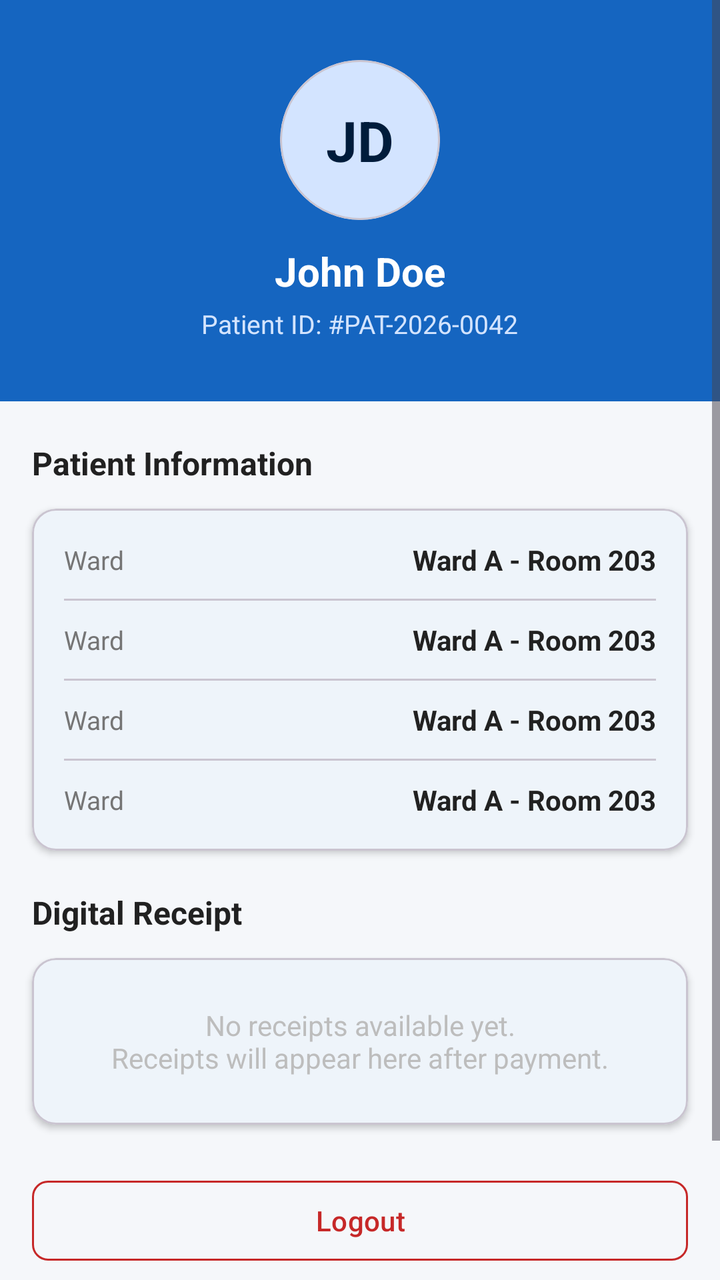
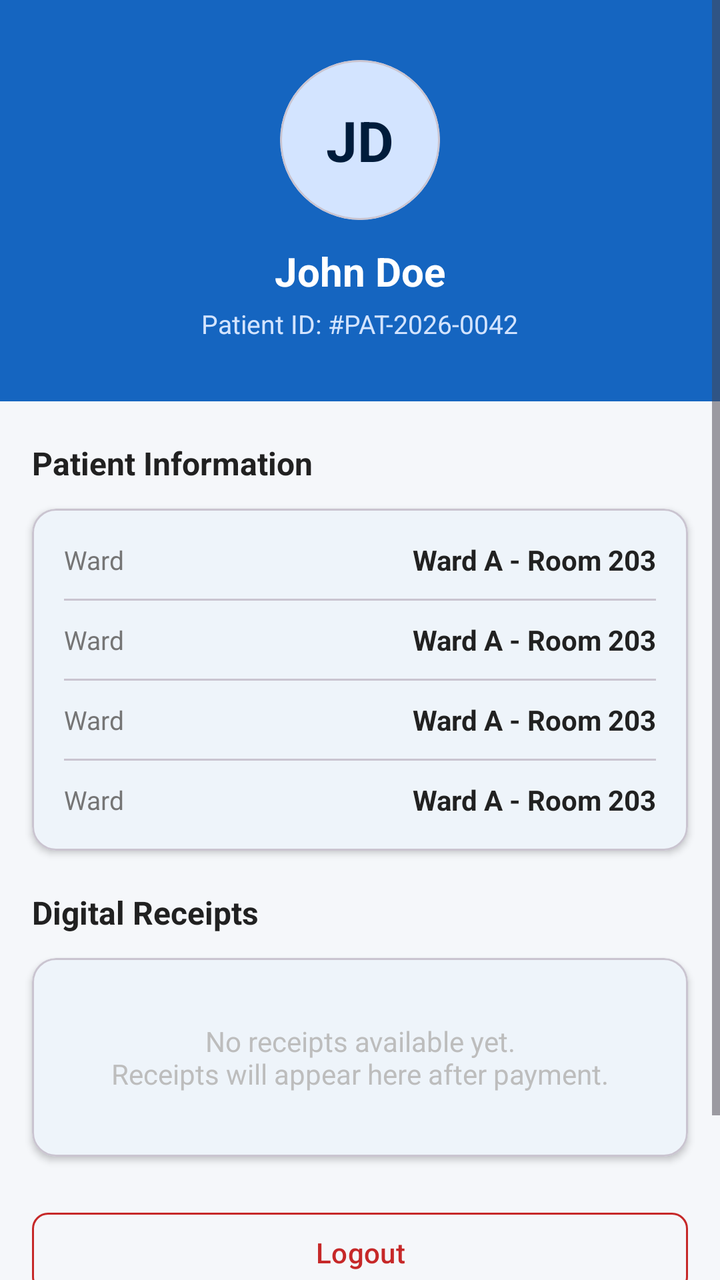

Before-and-after screenshots of an Android layout around one commit, followed by the original layout XML and the change that was made.
<!-- AndroidManifest.xml: application theme Theme.ProtypeBillingSystem -->
<!-- res/layout/fragment_profile.xml -->
<?xml version="1.0" encoding="utf-8"?>
<ScrollView xmlns:android="http://schemas.android.com/apk/res/android"
    xmlns:app="http://schemas.android.com/apk/res-auto"
    android:layout_width="match_parent"
    android:layout_height="match_parent"
    android:background="@color/md_background">

    <LinearLayout
        android:layout_width="match_parent"
        android:layout_height="wrap_content"
        android:orientation="vertical"
        android:paddingBottom="24dp">

        
        <LinearLayout
            android:layout_width="match_parent"
            android:layout_height="wrap_content"
            android:background="@color/md_primary"
            android:orientation="vertical"
            android:gravity="center"
            android:paddingTop="30dp"
            android:paddingBottom="30dp">

            
            <com.google.android.material.card.MaterialCardView
                android:layout_width="80dp"
                android:layout_height="80dp"
                app:cardCornerRadius="40dp"
                app:cardBackgroundColor="@color/md_primary_container"
                app:cardElevation="0dp">

                <TextView
                    android:id="@+id/tv_profile_avatar"
                    android:layout_width="match_parent"
                    android:layout_height="match_parent"
                    android:gravity="center"
                    android:text="JD"
                    android:textColor="@color/md_on_primary_container"
                    android:textSize="28sp"
                    android:textStyle="bold" />

            </com.google.android.material.card.MaterialCardView>

            <TextView
                android:id="@+id/tv_profile_name"
                android:layout_width="wrap_content"
                android:layout_height="wrap_content"
                android:layout_marginTop="12dp"
                android:text="John Doe"
                android:textColor="@color/md_on_primary"
                android:textSize="20sp"
                android:textStyle="bold" />

            <TextView
                android:id="@+id/tv_profile_patient_id"
                android:layout_width="wrap_content"
                android:layout_height="wrap_content"
                android:layout_marginTop="4dp"
                android:text="Patient ID: #PAT-2026-0042"
                android:textColor="@color/md_primary_container"
                android:textSize="13sp" />

        </LinearLayout>

        
        <TextView
            android:layout_width="wrap_content"
            android:layout_height="wrap_content"
            android:layout_marginStart="16dp"
            android:layout_marginTop="20dp"
            android:layout_marginBottom="12dp"
            android:text="Patient Information"
            android:textColor="@color/md_on_surface"
            android:textSize="16sp"
            android:textStyle="bold" />

        
        <com.google.android.material.card.MaterialCardView
            android:layout_width="match_parent"
            android:layout_height="wrap_content"
            android:layout_marginStart="16dp"
            android:layout_marginEnd="16dp"
            app:cardCornerRadius="12dp"
            app:cardElevation="2dp"
            app:cardBackgroundColor="@color/md_surface">

            <LinearLayout
                android:layout_width="match_parent"
                android:layout_height="wrap_content"
                android:orientation="vertical"
                android:padding="16dp">

                <include layout="@layout/item_profile_row" android:id="@+id/row_ward" />

                <com.google.android.material.divider.MaterialDivider
                    android:layout_width="match_parent"
                    android:layout_height="wrap_content"
                    android:layout_marginVertical="10dp" />

                <include layout="@layout/item_profile_row" android:id="@+id/row_doctor" />

                <com.google.android.material.divider.MaterialDivider
                    android:layout_width="match_parent"
                    android:layout_height="wrap_content"
                    android:layout_marginVertical="10dp" />

                <include layout="@layout/item_profile_row" android:id="@+id/row_admission" />

                <com.google.android.material.divider.MaterialDivider
                    android:layout_width="match_parent"
                    android:layout_height="wrap_content"
                    android:layout_marginVertical="10dp" />

                <include layout="@layout/item_profile_row" android:id="@+id/row_blood" />

            </LinearLayout>

        </com.google.android.material.card.MaterialCardView>

        
        <TextView
            android:layout_width="wrap_content"
            android:layout_height="wrap_content"
            android:layout_marginStart="16dp"
            android:layout_marginTop="20dp"
            android:layout_marginBottom="12dp"
            android:text="@string/digital_receipt"
            android:textColor="@color/md_on_surface"
            android:textSize="16sp"
            android:textStyle="bold" />

        
        <com.google.android.material.card.MaterialCardView
            android:layout_width="match_parent"
            android:layout_height="wrap_content"
            android:layout_marginStart="16dp"
            android:layout_marginEnd="16dp"
            app:cardCornerRadius="12dp"
            app:cardElevation="2dp"
            app:cardBackgroundColor="@color/md_surface">

            <TextView
                android:layout_width="match_parent"
                android:layout_height="wrap_content"
                android:gravity="center"
                android:padding="24dp"
                android:text="No receipts available yet.\nReceipts will appear here after payment."
                android:textColor="@color/md_outline"
                android:textSize="14sp" />

        </com.google.android.material.card.MaterialCardView>

        
        <com.google.android.material.button.MaterialButton
            android:id="@+id/btn_logout"
            android:layout_width="match_parent"
            android:layout_height="48dp"
            android:layout_marginStart="16dp"
            android:layout_marginTop="24dp"
            android:layout_marginEnd="16dp"
            android:text="@string/logout"
            style="@style/App.Button.Outlined"
            app:strokeColor="@color/md_error"
            android:textColor="@color/md_error" />

        
        <com.google.android.material.button.MaterialButton
            android:id="@+id/btn_reset_bills"
            android:layout_width="match_parent"
            android:layout_height="48dp"
            android:layout_marginStart="16dp"
            android:layout_marginTop="12dp"
            android:layout_marginEnd="16dp"
            android:text="Reset Demo Bills (Testing)"
            style="@style/App.Button.Tonal" />

    </LinearLayout>
</ScrollView>
<!-- res/layout/item_profile_row.xml (included above) -->
<?xml version="1.0" encoding="utf-8"?>
<LinearLayout xmlns:android="http://schemas.android.com/apk/res/android"
    android:layout_width="match_parent"
    android:layout_height="wrap_content"
    android:orientation="horizontal"
    android:gravity="center_vertical">

    <TextView
        android:id="@+id/tv_profile_label"
        android:layout_width="0dp"
        android:layout_height="wrap_content"
        android:layout_weight="1"
        android:text="Ward"
        android:textColor="@color/text_secondary"
        android:textSize="13sp" />

    <TextView
        android:id="@+id/tv_profile_value"
        android:layout_width="wrap_content"
        android:layout_height="wrap_content"
        android:text="Ward A - Room 203"
        android:textColor="@color/text_primary"
        android:textSize="14sp"
        android:textStyle="bold" />

</LinearLayout>
<!-- resources referenced by this layout -->
<resources>
  <color name="md_background">#F5F7FA</color>
  <color name="md_error">#C62828</color>
  <color name="md_on_primary">#FFFFFF</color>
  <color name="md_on_primary_container">#001C3B</color>
  <color name="md_on_surface">#212121</color>
  <color name="md_outline">#BDBDBD</color>
  <color name="md_primary">#1565C0</color>
  <color name="md_primary_container">#D3E4FF</color>
  <color name="md_surface">#FFFFFF</color>
  <color name="text_primary">#212121</color>
  <color name="text_secondary">#757575</color>
  <string name="digital_receipt">Digital Receipt</string>
  <string name="logout">Logout</string>
  <style name="App.Button.Outlined" parent="Widget.Material3.Button.OutlinedButton">
          <item name="cornerRadius">8dp</item>
      </style>
  <style name="App.Button.Tonal" parent="Widget.Material3.Button.TonalButton">
          <item name="cornerRadius">8dp</item>
      </style>
  <style name="Theme.ProtypeBillingSystem" parent="Base.Theme.ProtypeBillingSystem" />
  <style name="Base.Theme.ProtypeBillingSystem" parent="Theme.Material3.DayNight.NoActionBar">
          
          <item name="colorPrimary">@color/md_primary</item>
          <item name="colorOnPrimary">@color/md_on_primary</item>
          <item name="colorPrimaryContainer">@color/md_primary_container</item>
          <item name="colorOnPrimaryContainer">@color/md_on_primary_container</item>
          <item name="colorSecondary">@color/md_secondary</item>
          <item name="colorOnSecondary">@color/md_on_secondary</item>
          <item name="colorSecondaryContainer">@color/md_secondary_container</item>
          <item name="colorOnSecondaryContainer">@color/md_on_secondary_container</item>
          <item name="colorError">@color/md_error</item>
          <item name="colorOnError">@color/md_on_error</item>
          <item name="colorErrorContainer">@color/md_error_container</item>
          <item name="android:colorBackground">@color/md_background</item>
          <item name="colorSurface">@color/md_surface</item>
          <item name="colorSurfaceVariant">@color/md_surface_variant</item>
          <item name="colorOnSurface">@color/md_on_surface</item>
          <item name="colorOnSurfaceVariant">@color/md_on_surface_variant</item>
          <item name="colorOutline">@color/md_outline</item>
          <item name="android:windowBackground">@color/md_background</item>
      </style>
  <color name="md_secondary">#2E7D32</color>
  <color name="md_on_secondary">#FFFFFF</color>
  <color name="md_secondary_container">#B7F0B1</color>
  <color name="md_on_secondary_container">#002204</color>
  <color name="md_on_error">#FFFFFF</color>
  <color name="md_error_container">#FFEBEE</color>
  <color name="md_surface_variant">#E3EAF4</color>
  <color name="md_on_surface_variant">#757575</color>
</resources>

<!-- the commit's change to res/layout/fragment_profile.xml (unified diff, before → after) -->
@@ -21,7 +21,6 @@
             android:paddingTop="30dp"
             android:paddingBottom="30dp">
 
-            
             <com.google.android.material.card.MaterialCardView
                 android:layout_width="80dp"
                 android:layout_height="80dp"
@@ -62,7 +61,6 @@
 
         </LinearLayout>
 
-        
         <TextView
             android:layout_width="wrap_content"
             android:layout_height="wrap_content"
@@ -74,7 +72,6 @@
             android:textSize="16sp"
             android:textStyle="bold" />
 
-        
         <com.google.android.material.card.MaterialCardView
             android:layout_width="match_parent"
             android:layout_height="wrap_content"
@@ -89,47 +86,27 @@
                 android:layout_height="wrap_content"
                 android:orientation="vertical"
                 android:padding="16dp">
-
                 <include layout="@layout/item_profile_row" android:id="@+id/row_ward" />
-
-                <com.google.android.material.divider.MaterialDivider
-                    android:layout_width="match_parent"
-                    android:layout_height="wrap_content"
-                    android:layout_marginVertical="10dp" />
-
+                <com.google.android.material.divider.MaterialDivider android:layout_width="match_parent" android:layout_height="wrap_content" android:layout_marginVertical="10dp" />
                 <include layout="@layout/item_profile_row" android:id="@+id/row_doctor" />
-
-                <com.google.android.material.divider.MaterialDivider
-                    android:layout_width="match_parent"
-                    android:layout_height="wrap_content"
-                    android:layout_marginVertical="10dp" />
-
+                <com.google.android.material.divider.MaterialDivider android:layout_width="match_parent" android:layout_height="wrap_content" android:layout_marginVertical="10dp" />
                 <include layout="@layout/item_profile_row" android:id="@+id/row_admission" />
-
-                <com.google.android.material.divider.MaterialDivider
-                    android:layout_width="match_parent"
-                    android:layout_height="wrap_content"
-                    android:layout_marginVertical="10dp" />
-
+                <com.google.android.material.divider.MaterialDivider android:layout_width="match_parent" android:layout_height="wrap_content" android:layout_marginVertical="10dp" />
                 <include layout="@layout/item_profile_row" android:id="@+id/row_blood" />
-
             </LinearLayout>
-
         </com.google.android.material.card.MaterialCardView>
 
-        
         <TextView
             android:layout_width="wrap_content"
             android:layout_height="wrap_content"
             android:layout_marginStart="16dp"
             android:layout_marginTop="20dp"
             android:layout_marginBottom="12dp"
-            android:text="@string/digital_receipt"
+            android:text="Digital Receipts"
             android:textColor="@color/md_on_surface"
             android:textSize="16sp"
             android:textStyle="bold" />
 
-        
         <com.google.android.material.card.MaterialCardView
             android:layout_width="match_parent"
             android:layout_height="wrap_content"
@@ -139,18 +116,26 @@
             app:cardElevation="2dp"
             app:cardBackgroundColor="@color/md_surface">
 
-            <TextView
+            <LinearLayout
+                android:id="@+id/receipt_container"
                 android:layout_width="match_parent"
                 android:layout_height="wrap_content"
-                android:gravity="center"
-                android:padding="24dp"
-                android:text="No receipts available yet.\nReceipts will appear here after payment."
-                android:textColor="@color/md_outline"
-                android:textSize="14sp" />
+                android:orientation="vertical"
+                android:padding="8dp">
+
+                <TextView
+                    android:id="@+id/tv_no_receipts"
+                    android:layout_width="match_parent"
+                    android:layout_height="wrap_content"
+                    android:gravity="center"
+                    android:padding="24dp"
+                    android:text="No receipts available yet.\nReceipts will appear here after payment."
+                    android:textColor="@color/md_outline"
+                    android:textSize="14sp" />
+            </LinearLayout>
 
         </com.google.android.material.card.MaterialCardView>
 
-        
         <com.google.android.material.button.MaterialButton
             android:id="@+id/btn_logout"
             android:layout_width="match_parent"
@@ -158,12 +143,11 @@
             android:layout_marginStart="16dp"
             android:layout_marginTop="24dp"
             android:layout_marginEnd="16dp"
-            android:text="@string/logout"
+            android:text="Logout"
             style="@style/App.Button.Outlined"
             app:strokeColor="@color/md_error"
             android:textColor="@color/md_error" />
 
-        
         <com.google.android.material.button.MaterialButton
             android:id="@+id/btn_reset_bills"
             android:layout_width="match_parent"
<!-- resource entries referenced after the edit -->
@@ -11,8 +11,6 @@
   <color name="md_surface">#FFFFFF</color>
   <color name="text_primary">#212121</color>
   <color name="text_secondary">#757575</color>
-  <string name="digital_receipt">Digital Receipt</string>
-  <string name="logout">Logout</string>
   <style name="App.Button.Outlined" parent="Widget.Material3.Button.OutlinedButton">
           <item name="cornerRadius">8dp</item>
       </style>
